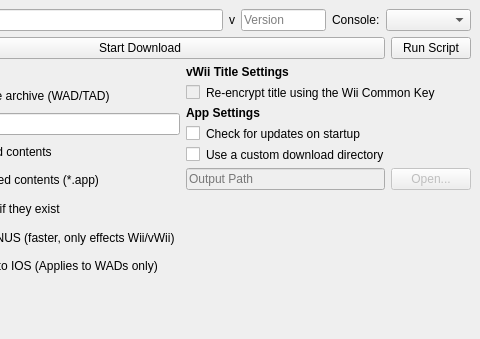
The window that qt/ui/MainMenu.ui (NinjaCheetah/NUSGet) describes before a commit, drawn with Qt 5; both pictures show x 530 to 1010 and y 0 to 339 of the 1010 by 625 pixel window.
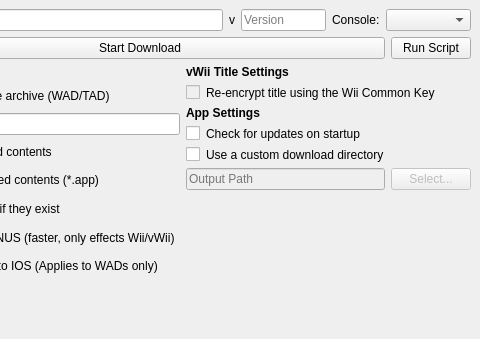
The same window after the commit.

Commit message: Fix setting custom download dir to cwd when canceling file dialog

```diff
--- a/qt/ui/MainMenu.ui
+++ b/qt/ui/MainMenu.ui
@@ -657,7 +657,7 @@
                <bool>false</bool>
               </property>
               <property name="text">
-               <string>Open...</string>
+               <string>Select...</string>
               </property>
              </widget>
             </item>
```
The commit also changes 2 other files.
